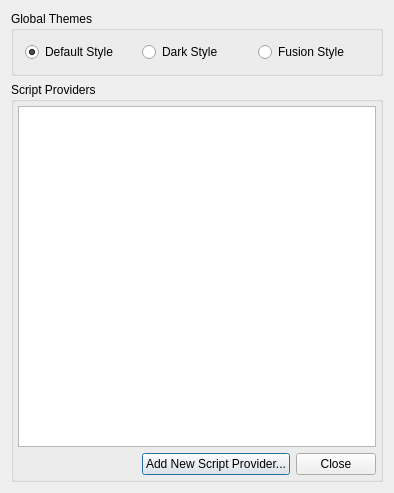
Above: products/RAT-STATS/rstats_ui/src/UIRStatsSettingsManager.ui from cbtek/RStats2017 before the change. Below: the same form after it.
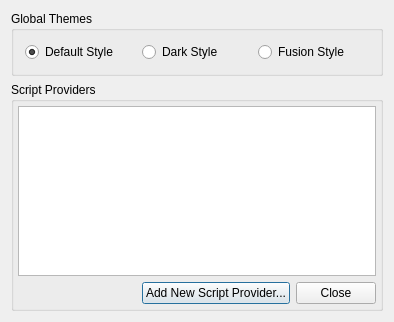
That is the form after the change.

```diff
--- a/products/RAT-STATS/rstats_ui/src/UIRStatsSettingsManager.ui
+++ b/products/RAT-STATS/rstats_ui/src/UIRStatsSettingsManager.ui
@@ -7,7 +7,7 @@
     <x>0</x>
     <y>0</y>
     <width>394</width>
-    <height>493</height>
+    <height>322</height>
    </rect>
   </property>
   <property name="windowTitle">
```
